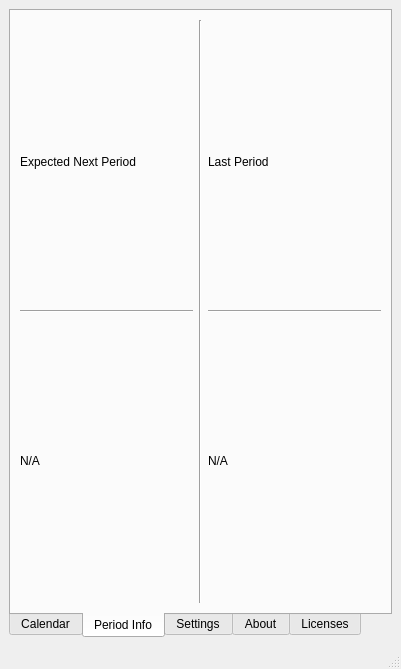
Qt form mainwindow.ui (socphoenix/Period_Underground) before a commit.
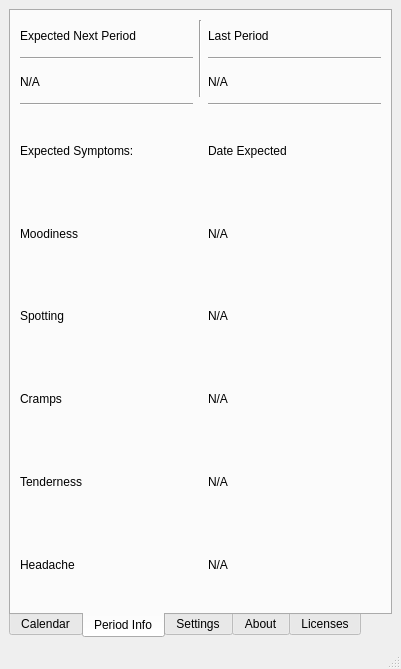
The same form after that commit. The open tabs and pages were chosen to show the change.

Commit message: update UI to handle expected symptoms/function

What changed in the file:
```diff
--- a/mainwindow.ui
+++ b/mainwindow.ui
@@ -210,30 +210,19 @@
         <string>Period Info</string>
        </attribute>
        <layout class="QGridLayout" name="gridLayout_4">
-        <item row="0" column="2">
-         <layout class="QGridLayout" name="gridLayout_3">
-          <item row="0" column="0">
-           <widget class="QLabel" name="label_6">
-            <property name="text">
-             <string>Last Period</string>
-            </property>
-           </widget>
-          </item>
-          <item row="2" column="0">
-           <widget class="QLabel" name="label_7">
-            <property name="text">
-             <string>N/A</string>
-            </property>
-           </widget>
-          </item>
-          <item row="1" column="0">
-           <widget class="Line" name="line_2">
-            <property name="orientation">
-             <enum>Qt::Horizontal</enum>
-            </property>
-           </widget>
-          </item>
-         </layout>
+        <item row="1" column="2">
+         <widget class="Line" name="line_13">
+          <property name="orientation">
+           <enum>Qt::Horizontal</enum>
+          </property>
+         </widget>
+        </item>
+        <item row="7" column="0">
+         <widget class="QLabel" name="label_25">
+          <property name="text">
+           <string>Headache</string>
+          </property>
+         </widget>
         </item>
         <item row="0" column="0">
          <layout class="QVBoxLayout" name="verticalLayout">
@@ -267,6 +256,115 @@
           </property>
          </widget>
         </item>
+        <item row="6" column="0">
+         <widget class="QLabel" name="label_24">
+          <property name="text">
+           <string>Tenderness</string>
+          </property>
+         </widget>
+        </item>
+        <item row="4" column="0">
+         <widget class="QLabel" name="label_13">
+          <property name="text">
+           <string>Spotting</string>
+          </property>
+         </widget>
+        </item>
+        <item row="2" column="0">
+         <widget class="QLabel" name="label_12">
+          <property name="text">
+           <string>Expected Symptoms:</string>
+          </property>
+         </widget>
+        </item>
+        <item row="5" column="0">
+         <widget class="QLabel" name="label_23">
+          <property name="text">
+           <string>Cramps</string>
+          </property>
+         </widget>
+        </item>
+        <item row="1" column="0">
+         <widget class="Line" name="line_12">
+          <property name="orientation">
+           <enum>Qt::Horizontal</enum>
+          </property>
+         </widget>
+        </item>
+        <item row="0" column="2">
+         <layout class="QGridLayout" name="gridLayout_3">
+          <item row="0" column="0">
+           <widget class="QLabel" name="label_6">
+            <property name="text">
+             <string>Last Period</string>
+            </property>
+           </widget>
+          </item>
+          <item row="2" column="0">
+           <widget class="QLabel" name="label_7">
+            <property name="text">
+             <string>N/A</string>
+            </property>
+           </widget>
+          </item>
+          <item row="1" column="0">
+           <widget class="Line" name="line_2">
+            <property name="orientation">
+             <enum>Qt::Horizontal</enum>
+            </property>
+           </widget>
+          </item>
+         </layout>
+        </item>
+        <item row="3" column="0">
+         <widget class="QLabel" name="label_26">
+          <property name="text">
+           <string>Moodiness</string>
+          </property>
+         </widget>
+        </item>
+        <item row="3" column="2">
+         <widget class="QLabel" name="moodiness">
+          <property name="text">
+           <string>N/A</string>
+          </property>
+         </widget>
+        </item>
+        <item row="2" column="2">
+         <widget class="QLabel" name="label_27">
+          <property name="text">
+           <string>Date Expected</string>
+          </property>
+         </widget>
+        </item>
+        <item row="4" column="2">
+         <widget class="QLabel" name="spotting">
+          <property name="text">
+           <string>N/A</string>
+          </property>
+         </widget>
+        </item>
+        <item row="5" column="2">
+         <widget class="QLabel" name="cramps">
+          <property name="text">
+           <string>N/A</string>
+          </property>
+         </widget>
+        </item>
+        <item row="6" column="2">
+         <widget class="QLabel" name="tenderness">
+          <property name="text">
+           <string>N/A</string>
+          </property>
+         </widget>
+        </item>
+        <item row="7" column="2">
+         <widget class="QLabel" name="headache">
+          <property name="text">
+           <string>N/A</string>
+          </property>
+         </widget>
+        </item>
        </layout>
       </widget>
       <widget class="QWidget" name="tab_4">
```
The commit also changes 4 other files.
